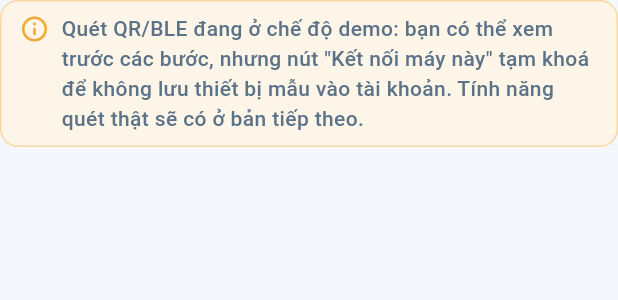
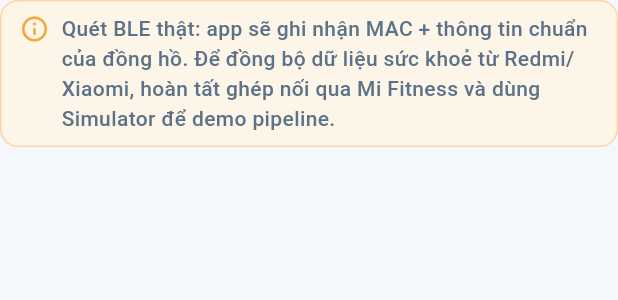
Before and after one commit to Minh6625/health_system, a Flutter app: the DeviceConnectDemoBanner widget shown alone on an empty page, opened directly, on a phone screen of 412 x 824 dp. Shown: the top 300 px of the screen. Run offline on Flutter 3.47's test engine with Material 3 defaults, Android fonts, the phone set to English and light mode, and no system bars; our stand-ins replace app_links, audioplayers, cached_network_image, firebase_core, firebase_messaging, fl_chart and 17 more; missing offline and left inert: flutter_phone_direct_caller, google_mlkit_barcode_scanning, mobile_scanner, yomu; accounts and stored records are empty; network calls fail; project files that could hold a hidden picture were left out.

Commit message:
feat(device-connect): unlock confirm action and rephrase copy for discovery-only flow
Co-authored-by: Cursor <cursoragent@cursor.com>

```diff
--- a/lib/features/device/widgets/device_connect/device_connect_demo_banner.dart
+++ b/lib/features/device/widgets/device_connect/device_connect_demo_banner.dart
@@ -7,18 +7,15 @@ import '../../../../shared/presentation/theme/app_text_styles.dart';
 
 /// Honest disclosure surfaced on every screen of the device-connect flow.
 ///
-/// `DeviceConnectProvider` does **not** drive a real BLE/QR scanner today:
-/// `openQrScanner()` waits 2.5s and picks the first entry of
-/// `MockBleDiscovery.nearbyDevices` (`VSmart Watch A1` with the hard-coded
-/// MAC `AA:BB:CC:11:22:33`); `verifyCode()` ignores the user-typed code and
-/// returns the same mock device.
+/// Phase 1 Option A scope: this screen runs a real BLE scan, picks up the
+/// device's actual MAC and DIS metadata, and records it against the user
+/// account. It does NOT bond at the OS level because Redmi/Xiaomi watches
+/// only exchange meaningful data with Mi Fitness — forcing a bond would
+/// either fail or leave a dead pairing in the OS settings.
 ///
-/// In Phase 5b this banner only warned the user; we still wrote the fake
-/// device to the real backend via `POST /devices/scan/pair` if they tapped
-/// confirm. Phase 5c-A locks the final confirm action so we no longer
-/// pollute production data — `DeviceIdentityConfirmCard` keeps the button
-/// disabled until the real BLE/manual code endpoints land. The banner copy
-/// reflects that lock so what the UI says matches what the code does.
+/// The banner makes that boundary explicit so the user understands why
+/// they still need Mi Fitness for vital-sign sync, and why the simulator
+/// is the demo data source until the Xiaomi protobuf path is implemented.
 class DeviceConnectDemoBanner extends StatelessWidget {
   const DeviceConnectDemoBanner({super.key});
 
@@ -47,10 +44,10 @@ class DeviceConnectDemoBanner extends StatelessWidget {
           SizedBox(width: AppSpacing.gapSm),
           Expanded(
             child: Text(
-              'Quét QR/BLE đang ở chế độ demo: bạn có thể xem trước các '
-              'bước, nhưng nút "Kết nối máy này" tạm khoá để không lưu '
-              'thiết bị mẫu vào tài khoản. Tính năng quét thật sẽ có ở '
-              'bản tiếp theo.',
+              'Quét BLE thật: app sẽ ghi nhận MAC + thông tin chuẩn của '
+              'đồng hồ. Để đồng bộ dữ liệu sức khoẻ từ Redmi/Xiaomi, '
+              'hoàn tất ghép nối qua Mi Fitness và dùng Simulator để demo '
+              'pipeline.',
               style: AppTextStyles.caption.copyWith(
                 color: AppColors.textSecondary,
                 height: 1.4,
--- a/lib/features/device/widgets/device_connect/device_identity_confirm_card.dart
+++ b/lib/features/device/widgets/device_connect/device_identity_confirm_card.dart
@@ -74,15 +74,19 @@ class DeviceIdentityConfirmCard extends StatelessWidget {
                   ),
                 ),
                 const SizedBox(height: 40),
-                // Phase 5c-A: the pair button is locked because confirmAndPair
-                // would otherwise call POST /devices/scan/pair with the
-                // hard-coded mock MAC. We keep the visual affordance so the
-                // demo flow is still navigable, but onPressed is null until a
-                // real BLE/manual-code endpoint is wired in.
+                // Phase 1 (Option A — Discovery + Identify only):
+                // Redmi/Xiaomi watches require Mi Fitness to complete the
+                // proprietary auth handshake. We therefore record the MAC
+                // + best-effort GATT metadata (DIS/Battery) without
+                // forcing an OS bond. Data sync is delegated to the
+                // simulator pipeline until the Xiaomi protobuf path is
+                // implemented in a future phase.
                 SizedBox(
                   width: double.infinity,
                   child: ElevatedButton(
-                    onPressed: null,
+                    onPressed: provider.isPairing
+                        ? null
+                        : provider.confirmAndPair,
                     style: ElevatedButton.styleFrom(
                       backgroundColor: AppColors.brandPrimary,
                       foregroundColor: Colors.white,
@@ -94,17 +98,22 @@ class DeviceIdentityConfirmCard extends StatelessWidget {
                       ),
                       elevation: 0,
                     ),
-                    child: const Text(
-                      'Kết nối máy này (đang phát triển)',
-                      style: TextStyle(fontSize: 18, fontWeight: FontWeight.bold),
+                    child: Text(
+                      provider.isPairing
+                          ? 'Đang ghi nhận...'
+                          : 'Ghi nhận thiết bị này',
+                      style: const TextStyle(
+                        fontSize: 18,
+                        fontWeight: FontWeight.bold,
+                      ),
                     ),
                   ),
                 ),
                 SizedBox(height: AppSpacing.gapSm),
                 Text(
-                  'Để bảo vệ dữ liệu, hệ thống không lưu thiết bị mẫu vào '
-                  'tài khoản. Tính năng kết nối thật sẽ mở khi BLE thực '
-                  'sẵn sàng.',
+                  'Ghi nhận MAC vào tài khoản để hệ thống nhận diện đồng hồ. '
+                  'Để đồng bộ dữ liệu sức khoẻ (nhịp tim, bước chân...), '
+                  'hãy hoàn tất ghép nối qua app Mi Fitness của Xiaomi.',
                   style: AppTextStyles.caption.copyWith(
                     color: AppColors.textSecondary,
                     height: 1.4,
```
